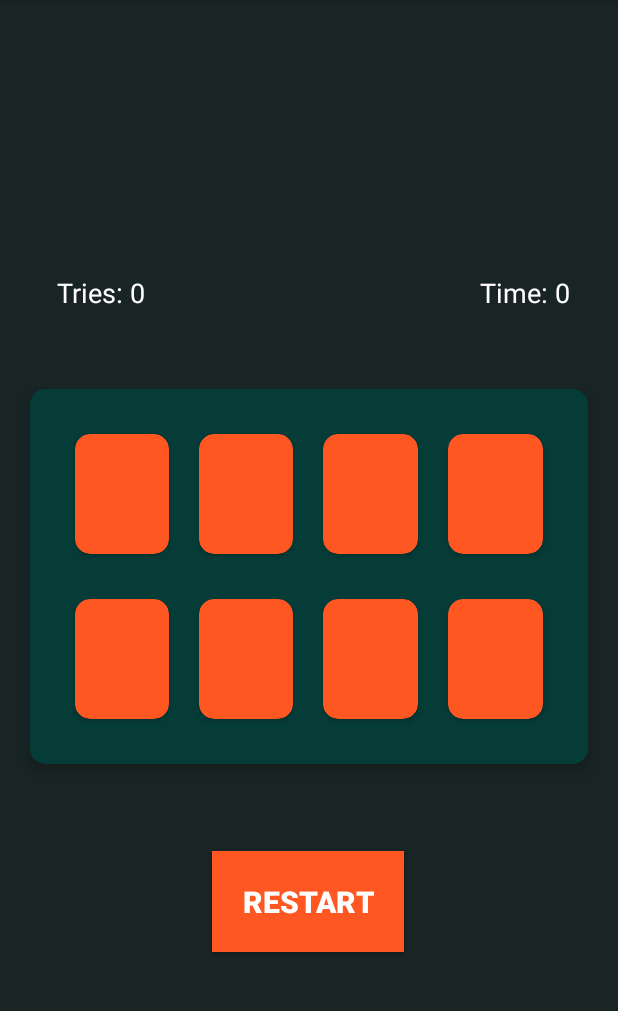
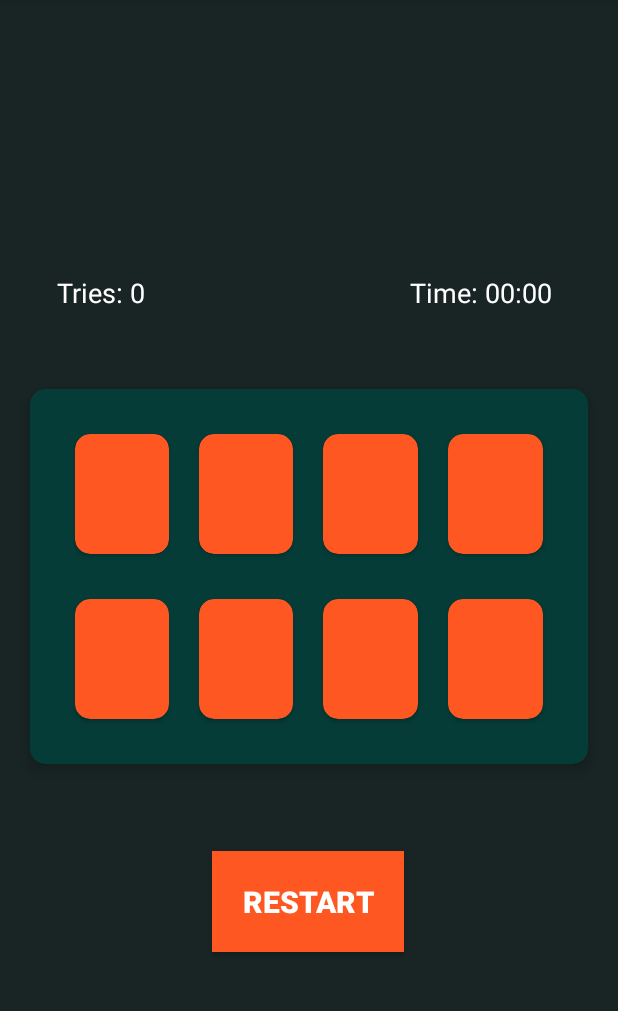
Before and after one commit to AhmadMamduhh/Matching_Cards_Game_Application, an Android app: the screen it shows after launch (MainActivity), on a phone screen of 412 x 824 dp, the part 84-1095 px from its top. Run offline under Robolectric (Android 15) with nearby library versions, the light colour scheme and no system bars.

Commit message:
Added a count-up timer.

```diff
--- /dev/null
+++ b/app/src/main/java/com/ahmedmamdouh/matchingcardsgame/GameController.kt
@@ -0,0 +1,6 @@
+package com.ahmedmamdouh.matchingcardsgame
+
+object GameController {
+    var gameStartedFlag = true
+
+}
--- a/app/src/main/java/com/ahmedmamdouh/matchingcardsgame/MainActivity.kt
+++ b/app/src/main/java/com/ahmedmamdouh/matchingcardsgame/MainActivity.kt
@@ -1,26 +1,60 @@
 package com.ahmedmamdouh.matchingcardsgame
 
-import android.graphics.Color
-import android.graphics.Color.*
 import androidx.appcompat.app.AppCompatActivity
 import android.os.Bundle
+import android.os.SystemClock
 import android.view.View
+import android.widget.ImageView
 import androidx.cardview.widget.CardView
 import kotlinx.android.synthetic.main.activity_main.*
 
 class MainActivity : AppCompatActivity() {
-    var imagesArray = mutableListOf<Int>()
+    private val imagesArray = mutableListOf<Int>()
+    private val imageViewsArray = mutableListOf<ImageView>()
+    private val cardsArray = mutableListOf<CardView>()
+
     override fun onCreate(savedInstanceState: Bundle?) {
         super.onCreate(savedInstanceState)
         setContentView(R.layout.activity_main)
-        fillArray()
+        fillImagesArray()
+        fillImageViewsArray()
+        fillCardsArray()
+
+    }
+
+    /**
+     * This function fills the cardsArray with the CardViews.
+     */
+    private fun fillCardsArray() {
+        cardsArray.add(card1)
+        cardsArray.add(card2)
+        cardsArray.add(card3)
+        cardsArray.add(card4)
+        cardsArray.add(card5)
+        cardsArray.add(card6)
+        cardsArray.add(card7)
+        cardsArray.add(card8)
+    }
+
+    /**
+     * This function fills the imageViewsArray with the image views of the cards.
+     */
+    private fun fillImageViewsArray() {
+        imageViewsArray.add(img1)
+        imageViewsArray.add(img2)
+        imageViewsArray.add(img3)
+        imageViewsArray.add(img4)
+        imageViewsArray.add(img5)
+        imageViewsArray.add(img6)
+        imageViewsArray.add(img7)
+        imageViewsArray.add(img8)
     }
 
     /**
      * This function fills the imagesArray with the image IDs and shuffles the array to ensure
      * random locations for the images during each game session.
      */
-    private fun fillArray() {
+    private fun fillImagesArray() {
         imagesArray.add(R.drawable.cat_big)
         imagesArray.add(R.drawable.dog_big)
         imagesArray.add(R.drawable.chicken_big)
@@ -35,17 +69,21 @@ class MainActivity : AppCompatActivity() {
 
     fun revealImage(view: View) {
         val cardView = view as CardView
-        when(view.id){
-            R.id.card1 ->{ img1.setImageResource(imagesArray[0]) }
-            R.id.card2 ->{ img2.setImageResource(imagesArray[1]) }
-            R.id.card3 ->{ img3.setImageResource(imagesArray[2]) }
-            R.id.card4 ->{ img4.setImageResource(imagesArray[3]) }
-            R.id.card5 ->{ img5.setImageResource(imagesArray[4]) }
-            R.id.card6 ->{ img6.setImageResource(imagesArray[5]) }
-            R.id.card7 ->{ img7.setImageResource(imagesArray[6]) }
-            R.id.card8 ->{ img8.setImageResource(imagesArray[7]) }
+        for (i in 0 until cardsArray.size){
+            if(cardsArray[i].id == cardView.id){
+                imageViewsArray[i].setImageResource(imagesArray[i])
 
+                // Start counting the time until game completion or restart
+                if(GameController.gameStartedFlag) {
+                    chronometer.base = SystemClock.elapsedRealtime()
+                    chronometer.start()
+                    GameController.gameStartedFlag = false
+                }
+
+
+            }
         }
+
     }
 
     /**
@@ -54,15 +92,13 @@ class MainActivity : AppCompatActivity() {
      */
     fun restartGame(view: View) {
         triesTextView.text = "Tries: 0"
-        timeTextView.text = "Time: 0"
-        img1.setImageResource(android.R.color.transparent)
-        img2.setImageResource(android.R.color.transparent)
-        img3.setImageResource(android.R.color.transparent)
-        img4.setImageResource(android.R.color.transparent)
-        img5.setImageResource(android.R.color.transparent)
-        img6.setImageResource(android.R.color.transparent)
-        img7.setImageResource(android.R.color.transparent)
-        img8.setImageResource(android.R.color.transparent)
+        chronometer.stop()
+        chronometer.text = "00:00"
+        GameController.gameStartedFlag = true
+
+
+        for(i in 0 until imageViewsArray.size)
+            imageViewsArray[i].setImageResource(android.R.color.transparent)
 
         imagesArray.shuffle()
     }
--- a/app/src/main/res/layout/activity_main.xml
+++ b/app/src/main/res/layout/activity_main.xml
@@ -44,13 +44,14 @@
                     android:backgroundTint="#FF5722"
                     android:elevation="6dp"
                     android:onClick="revealImage"
-                    app:cardCornerRadius="10dp" >
+                    app:cardCornerRadius="10dp">
+
                     <ImageView
                         android:id="@+id/img1"
                         android:layout_width="match_parent"
                         android:layout_height="match_parent"
-                        tools:src="@drawable/chicken_big"
-                        android:scaleType="fitCenter"/>
+                        android:scaleType="fitCenter"
+                        tools:src="@drawable/chicken_big" />
                 </androidx.cardview.widget.CardView>
 
                 <androidx.cardview.widget.CardView
@@ -62,13 +63,14 @@
                     android:backgroundTint="#FF5722"
                     android:elevation="6dp"
                     android:onClick="revealImage"
-                    app:cardCornerRadius="10dp" >
+                    app:cardCornerRadius="10dp">
+
                     <ImageView
                         android:id="@+id/img2"
                         android:layout_width="match_parent"
                         android:layout_height="match_parent"
-                        tools:src="@drawable/snake_big"
-                        android:scaleType="fitCenter"/>
+                        android:scaleType="fitCenter"
+                        tools:src="@drawable/snake_big" />
                 </androidx.cardview.widget.CardView>
 
                 <androidx.cardview.widget.CardView
@@ -80,14 +82,14 @@
                     android:backgroundTint="#FF5722"
                     android:elevation="6dp"
                     android:onClick="revealImage"
-                    app:cardCornerRadius="10dp" >
+                    app:cardCornerRadius="10dp">
 
                     <ImageView
                         android:id="@+id/img3"
                         android:layout_width="match_parent"
                         android:layout_height="match_parent"
-                        tools:src="@drawable/dog_big"
-                        android:scaleType="fitCenter"/>
+                        android:scaleType="fitCenter"
+                        tools:src="@drawable/dog_big" />
                 </androidx.cardview.widget.CardView>
 
                 <androidx.cardview.widget.CardView
@@ -99,14 +101,14 @@
                     android:backgroundTint="#FF5722"
                     android:elevation="6dp"
                     android:onClick="revealImage"
-                    app:cardCornerRadius="10dp" >
+                    app:cardCornerRadius="10dp">
 
                     <ImageView
                         android:id="@+id/img4"
                         android:layout_width="match_parent"
                         android:layout_height="match_parent"
-                        tools:src="@drawable/cat_big"
-                        android:scaleType="fitCenter" />
+                        android:scaleType="fitCenter"
+                        tools:src="@drawable/cat_big" />
 
                 </androidx.cardview.widget.CardView>
 
@@ -127,13 +129,14 @@
                     android:backgroundTint="#FF5722"
                     android:elevation="6dp"
                     android:onClick="revealImage"
-                    app:cardCornerRadius="10dp" >
+                    app:cardCornerRadius="10dp">
+
                     <ImageView
                         android:id="@+id/img5"
                         android:layout_width="match_parent"
                         android:layout_height="match_parent"
-                        tools:src="@drawable/chicken_big"
-                        android:scaleType="fitCenter"/>
+                        android:scaleType="fitCenter"
+                        tools:src="@drawable/chicken_big" />
                 </androidx.cardview.widget.CardView>
 
                 <androidx.cardview.widget.CardView
@@ -145,13 +148,14 @@
                     android:backgroundTint="#FF5722"
                     android:elevation="6dp"
                     android:onClick="revealImage"
-                    app:cardCornerRadius="10dp" >
+                    app:cardCornerRadius="10dp">
+
                     <ImageView
                         android:id="@+id/img6"
                         android:layout_width="match_parent"
                         android:layout_height="match_parent"
-                        tools:src="@drawable/snake_big"
-                        android:scaleType="fitCenter"/>
+                        android:scaleType="fitCenter"
+                        tools:src="@drawable/snake_big" />
                 </androidx.cardview.widget.CardView>
 
                 <androidx.cardview.widget.CardView
@@ -163,13 +167,14 @@
                     android:backgroundTint="#FF5722"
                     android:elevation="6dp"
                     android:onClick="revealImage"
-                    app:cardCornerRadius="10dp" >
+                    app:cardCornerRadius="10dp">
+
                     <ImageView
                         android:id="@+id/img7"
                         android:layout_width="match_parent"
                         android:layout_height="match_parent"
-                        tools:src="@drawable/dog_big"
-                        android:scaleType="fitCenter"/>
+                        android:scaleType="fitCenter"
+                        tools:src="@drawable/dog_big" />
                 </androidx.cardview.widget.CardView>
 
                 <androidx.cardview.widget.CardView
@@ -181,13 +186,14 @@
                     android:backgroundTint="#FF5722"
                     android:elevation="6dp"
                     android:onClick="revealImage"
-                    app:cardCornerRadius="10dp" >
+                    app:cardCornerRadius="10dp">
+
                     <ImageView
                         android:id="@+id/img8"
                         android:layout_width="match_parent"
                         android:layout_height="match_parent"
-                        tools:src="@drawable/cat_big"
-                        android:scaleType="fitCenter"/>
+                        android:scaleType="fitCenter"
+                        tools:src="@drawable/cat_big" />
                 </androidx.cardview.widget.CardView>
 
             </LinearLayout>
@@ -234,14 +240,27 @@
         android:id="@+id/timeTextView"
         android:layout_width="wrap_content"
         android:layout_height="wrap_content"
-        android:text="@string/time_0"
+        android:text="@string/time"
         android:textColor="#fff"
         android:textSize="18sp"
         app:layout_constraintBottom_toTopOf="@+id/cardView"
         app:layout_constraintEnd_toEndOf="parent"
-        app:layout_constraintHorizontal_bias="0.875"
+        app:layout_constraintHorizontal_bias="0.665"
         app:layout_constraintStart_toEndOf="@+id/triesTextView"
         app:layout_constraintTop_toTopOf="parent"
         app:layout_constraintVertical_bias="0.778" />
 
+    <Chronometer
+        android:id="@+id/chronometer"
+        android:layout_width="wrap_content"
+        android:layout_height="wrap_content"
+        android:textColor="#fff"
+        android:textSize="18sp"
+        app:layout_constraintBottom_toTopOf="@+id/cardView"
+        app:layout_constraintEnd_toEndOf="parent"
+        app:layout_constraintHorizontal_bias="0.0"
+        app:layout_constraintStart_toEndOf="@+id/timeTextView"
+        app:layout_constraintTop_toTopOf="parent"
+        app:layout_constraintVertical_bias="0.778" />
+
 </androidx.constraintlayout.widget.ConstraintLayout>
--- a/app/src/main/res/values/strings.xml
+++ b/app/src/main/res/values/strings.xml
@@ -4,4 +4,5 @@
     <string name="tries_0">Tries: 0</string>
     <string name="score_0">Score: 0</string>
     <string name="time_0">Time: 0</string>
+    <string name="time">"Time: "</string>
 </resources>
```
Also changed, not shown: 4 other files.
